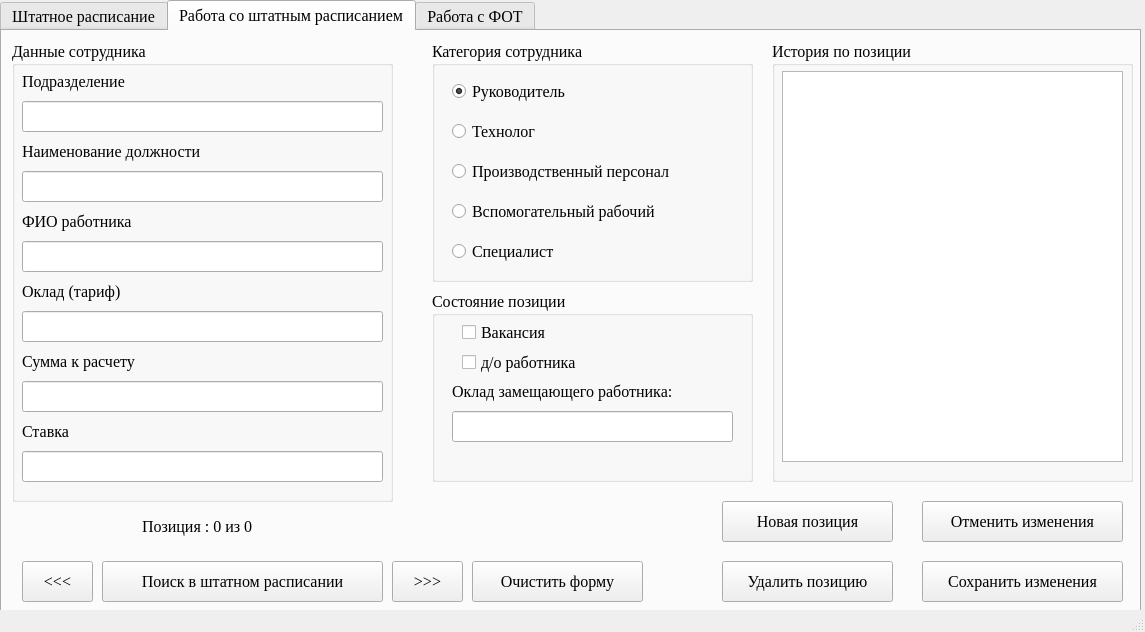
This is MainWindow.ui in Pheeneek/Salary as Qt 5 draws it before an edit. The edited form follows.
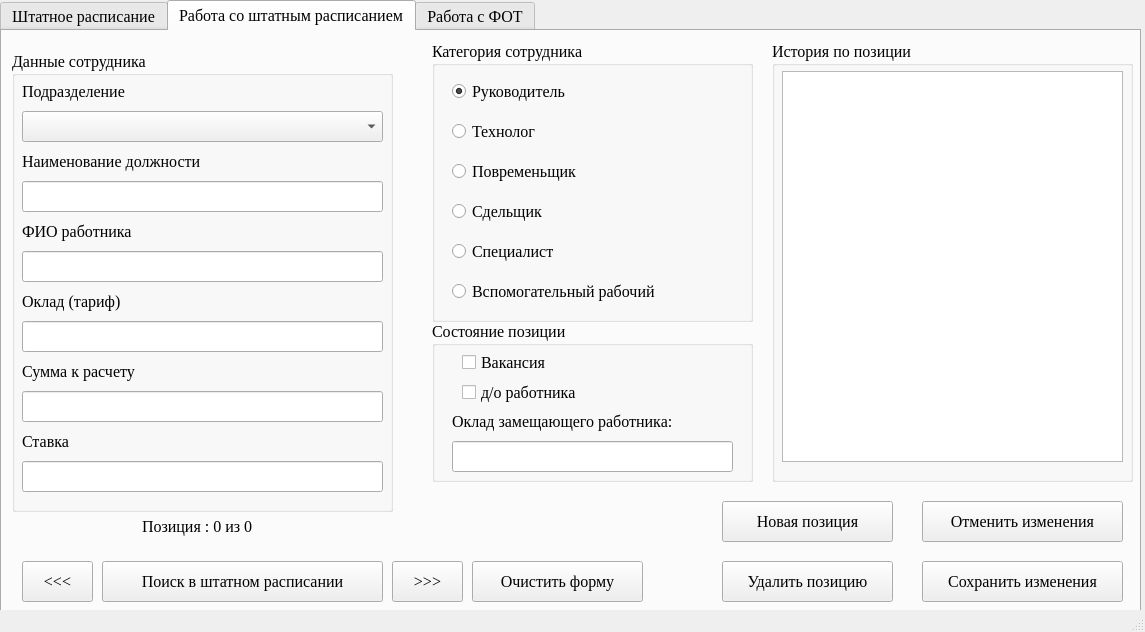
This is the edited form.

What changed in the file:
```diff
--- a/MainWindow.ui
+++ b/MainWindow.ui
@@ -84,7 +84,7 @@
       <property name="geometry">
        <rect>
         <x>10</x>
-        <y>10</y>
+        <y>20</y>
         <width>381</width>
         <height>461</height>
        </rect>
@@ -163,16 +163,6 @@
         <string>Сумма к расчету</string>
        </property>
       </widget>
-      <widget class="QLineEdit" name="dep_input">
-       <property name="geometry">
-        <rect>
-         <x>10</x>
-         <y>60</y>
-         <width>361</width>
-         <height>31</height>
-        </rect>
-       </property>
-      </widget>
       <widget class="QLineEdit" name="pos_input">
        <property name="geometry">
         <rect>
@@ -236,6 +226,16 @@
         <string>Ставка</string>
        </property>
       </widget>
+      <widget class="QComboBox" name="department_input">
+       <property name="geometry">
+        <rect>
+         <x>10</x>
+         <y>60</y>
+         <width>361</width>
+         <height>31</height>
+        </rect>
+       </property>
+      </widget>
      </widget>
      <widget class="QGroupBox" name="category">
       <property name="geometry">
@@ -243,7 +243,7 @@
         <x>430</x>
         <y>10</y>
         <width>321</width>
-        <height>241</height>
+        <height>281</height>
        </rect>
       </property>
       <property name="title">
@@ -288,14 +288,14 @@
         </rect>
        </property>
        <property name="text">
-        <string>Производственный персонал</string>
+        <string>Повременьщик</string>
        </property>
       </widget>
       <widget class="QRadioButton" name="ws">
        <property name="geometry">
         <rect>
          <x>20</x>
-         <y>160</y>
+         <y>240</y>
          <width>261</width>
          <height>21</height>
         </rect>
@@ -317,6 +317,19 @@
         <string>Специалист</string>
        </property>
       </widget>
+      <widget class="QRadioButton" name="sd">
+       <property name="geometry">
+        <rect>
+         <x>20</x>
+         <y>160</y>
+         <width>161</width>
+         <height>21</height>
+        </rect>
+       </property>
+       <property name="text">
+        <string>Сдельщик</string>
+       </property>
+      </widget>
      </widget>
      <widget class="QGroupBox" name="history">
       <property name="geometry">
@@ -345,9 +358,9 @@
       <property name="geometry">
        <rect>
         <x>430</x>
-        <y>260</y>
+        <y>290</y>
         <width>321</width>
-        <height>191</height>
+        <height>161</height>
        </rect>
       </property>
       <property name="title">
```
Left out of the diff: 4 changed lines with no effect on the pictures.
